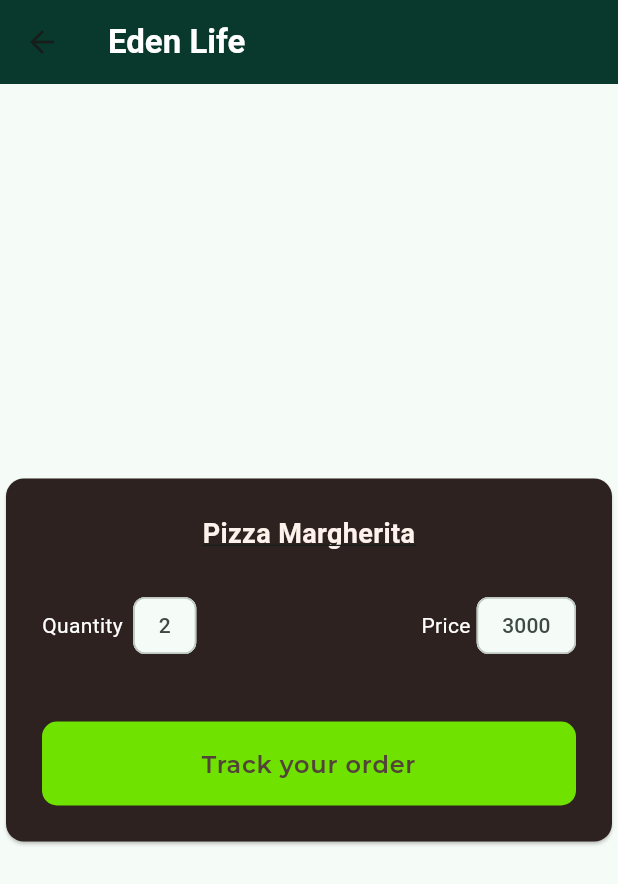
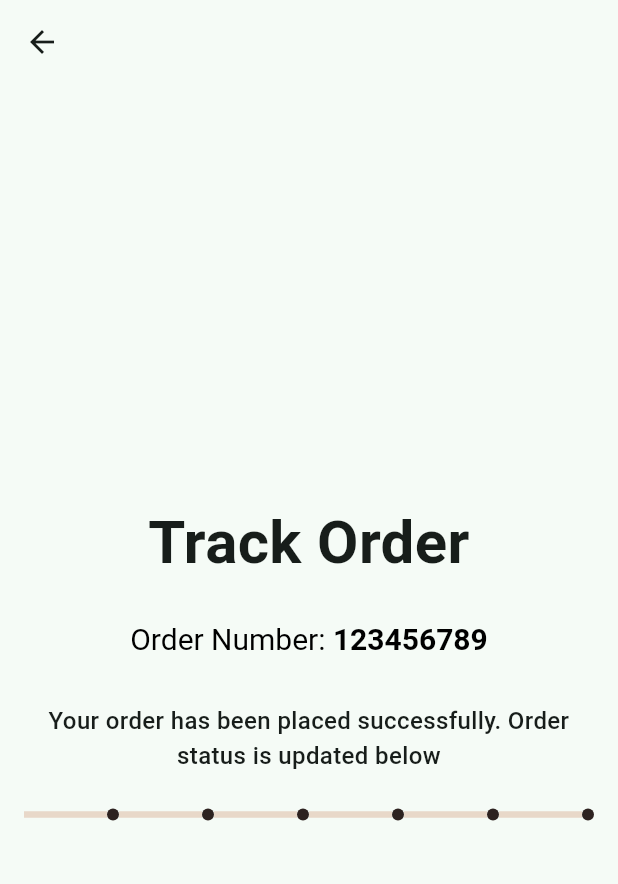
Before and after one commit to unknownaloy/eden_life_task, a Flutter app: the OrdersScreen screen opened directly, after a tap on "Track your order", on a phone screen of 412 x 824 dp. Shown: the top 884 px of the screen. Run offline on Flutter 3.47's test engine with Material 2 defaults, Android fonts, the phone set to English and light mode, and no system bars; our stand-ins replace firebase_auth, firebase_core, flutter_secure_storage, font_awesome_flutter, freezed_annotation, get_it and 2 more; missing offline and left inert: ably_flutter; accounts and stored records are empty; network calls fail.

Commit message:
feat: Implement order tracking

```diff
--- a/lib/common/service/ably_service.dart
+++ b/lib/common/service/ably_service.dart
@@ -14,8 +14,6 @@ class AblyService {
     try {
       // Use ClientOptions to create Realtime or REST instance
       realtimeInstance = ably.Realtime(options: clientOptions);
-      // ably.Realtime realtime = ably.Realtime(options: clientOptions);
-      // ably.Rest rest = ably.Rest(options: clientOptions);
 
       realtimeInstance?.connection
           .on(ably.ConnectionEvent
--- a/lib/feature/home/presentation/eden_home_screen.dart
+++ b/lib/feature/home/presentation/eden_home_screen.dart
@@ -1,4 +1,4 @@
-import 'package:eden_life_task/feature/home/presentation/order/orders_screen.dart';
+import 'package:eden_life_task/feature/home/presentation/order/screens/orders_screen.dart';
 import 'package:eden_life_task/feature/home/presentation/profile/profile_screen.dart';
 import 'package:flutter/material.dart';
 
--- /dev/null
+++ b/lib/feature/home/presentation/order/data/enum/order_status.dart
@@ -0,0 +1,13 @@
+enum OrderStatus {
+  invalidOrder(null),
+  orderPlace('ORDER PLACED'),
+  orderAccepted('ORDER ACCEPTED'),
+  orderInProgress('ORDER PICK UP IN PROGRESS'),
+  orderToCustomer('ORDER ON THE WAY TO CUSTOMER'),
+  orderArrived('ORDER ARRIVED'),
+  orderDelivered('ORDER DELIVERED');
+
+  const OrderStatus(this.status);
+
+  final String? status;
+}
--- a/lib/feature/home/presentation/order/order_view_model.dart
+++ b/lib/feature/home/presentation/order/order_view_model.dart
@@ -1,9 +1,11 @@
-import 'package:eden_life_task/feature/home/presentation/order/model/order_model/order_model.dart';
+import 'package:eden_life_task/feature/home/presentation/order/data/enum/order_status.dart';
+import 'package:eden_life_task/feature/home/presentation/order/data/model/order_model/order_model.dart';
 import 'package:flutter/cupertino.dart';
+import 'package:ably_flutter/ably_flutter.dart' as ably;
 
 class OrderViewModel extends ChangeNotifier {
   final _order = OrderModel(
-    id: '1',
+    id: '123456789',
     date: DateTime.now(),
     item: 'Pizza Margherita',
     quantity: 2,
@@ -11,4 +13,70 @@ class OrderViewModel extends ChangeNotifier {
   );
 
   OrderModel get order => _order;
+
+  ably.Realtime? _realtimeInstance;
+  ably.RealtimeChannel? _chatChannel;
+
+  List<OrderStatus> _orders = [];
+  List<OrderStatus> get orders => _orders;
+
+  String? _message;
+  String? get message => _message;
+
+  Future<void> initializeAbly() async {
+    // Create an instance of ClientOptions with Ably key
+    final clientOptions = ably.ClientOptions(
+      key: '1NXZvQ.OdX4Ig:j1uTkyaFn777lzj6zlFUtsgvG35x_wasFm7I3wpgTdg',
+    );
+
+    try {
+      // Use ClientOptions to create Realtime or REST instance
+      _realtimeInstance = ably.Realtime(options: clientOptions);
+
+      _realtimeInstance?.connection
+          .on(ably.ConnectionEvent
+              .connected) // Any type of `ConnectionEvent` can be specified
+          .listen((ably.ConnectionStateChange stateChange) async {
+        // Connect the to the eden-order channel
+        _chatChannel = _realtimeInstance?.channels.get("eden-order");
+        _subscribeToChannels();
+      });
+    } catch (err) {
+      debugPrint("AblyService - initializeAbly -- err -> $err");
+    }
+  }
+
+  void _subscribeToChannels() {
+    var messageStream = _chatChannel?.subscribe();
+
+    messageStream?.listen((ably.Message message) {
+      OrderStatus orderOne = OrderStatus.values.firstWhere(
+        (e) => e.status == message.name,
+        orElse: () => OrderStatus.invalidOrder,
+      );
+
+      if (orderOne != OrderStatus.invalidOrder) {
+        List<OrderStatus> updatedStatusList = [];
+
+        // Loop and automatically fill up complete status
+        for (int index = 0; index < OrderStatus.values.length; index++) {
+          final status = OrderStatus.values[index];
+
+          if (status != orderOne) {
+            updatedStatusList.add(status);
+          } else {
+            break;
+          }
+        }
+
+        _orders = updatedStatusList;
+
+        if (message.data is String) {
+          _message = message.data as String?;
+        }
+
+        notifyListeners();
+      }
+    });
+  }
 }
--- a/lib/feature/home/presentation/order/orders_screen.dart
+++ /dev/null
@@ -1,114 +0,0 @@
-import 'package:eden_life_task/feature/home/presentation/order/order_view_model.dart';
-import 'package:flutter/material.dart';
-import 'package:google_fonts/google_fonts.dart';
-import 'package:provider/provider.dart';
-
-class OrdersScreen extends StatelessWidget {
-  const OrdersScreen({super.key});
-
-  @override
-  Widget build(BuildContext context) {
-    return Scaffold(
-      appBar: AppBar(
-        title: const Text(
-          "Eden Life",
-          style: TextStyle(
-            fontWeight: FontWeight.w600,
-            color: Colors.white,
-          ),
-        ),
-        backgroundColor: const Color(0xFF08392c),
-      ),
-      body: Consumer<OrderViewModel>(
-        builder: (_, model, __) => Center(
-          child: Card(
-            color: const Color(0xFF2d2220),
-            child: Padding(
-              padding: const EdgeInsets.all(24),
-              child: Column(
-                crossAxisAlignment: CrossAxisAlignment.stretch,
-                mainAxisSize: MainAxisSize.min,
-                children: [
-                  Text(
-                    model.order.item,
-                    style: const TextStyle(
-                      color: Color(0xFFfff2ec),
-                      fontSize: 18,
-                      fontWeight: FontWeight.w600,
-                      decoration: TextDecoration.underline,
-                    ),
-
-                    textAlign: TextAlign.center,
-                  ),
-
-                  const SizedBox(height: 24,),
-
-                  Row(
-                    mainAxisAlignment: MainAxisAlignment.spaceBetween,
-                    children: [
-                      Row(
-                        mainAxisSize: MainAxisSize.min,
-                        children: [
-                          const Text("Quantity", style: TextStyle(
-                            color: Colors.white,
-                          ),),
-                          const SizedBox(width: 4,),
-                          Chip(label: Text(model.order.quantity.toString())),
-                        ],
-                      ),
-
-                      Row(
-                        mainAxisSize: MainAxisSize.min,
-                        children: [
-                          const Text("Price", style: TextStyle(
-                            color: Colors.white,
-                          ),),
-                          const SizedBox(width: 4,),
-                          Chip(label: Text(model.order.price.toString())),
-                        ],
-                      ),
-                    ],
-                  ),
-
-                  const SizedBox(height: 40,),
-
-
-                  TextButton(
-                    onPressed: () {},
-                    style: ButtonStyle(
-                      backgroundColor: MaterialStateProperty.all(
-                        const Color(0xFF6fe200),
-                      ),
-                      shape: MaterialStateProperty.all(
-                        const RoundedRectangleBorder(
-                          borderRadius: BorderRadius.all(
-                            Radius.circular(10),
-                          ),
-                        ),
-                      ),
-                      padding: MaterialStateProperty.all(
-                        const EdgeInsets.symmetric(
-                          vertical: 16,
-                        ),
-                      ),
-                    ),
-                    child: Text(
-                      "Track your order",
-                      textAlign: TextAlign.center,
-                      style: GoogleFonts.montserrat(
-                        textStyle: Theme.of(context).textTheme.bodyLarge,
-                        fontSize: 16,
-                        fontWeight: FontWeight.w600,
-                        color: const Color(0xFF524439),
-                      ),
-                    ),
-                  )
-                ],
-              ),
-            ),
-          ),
-        ),
-      ),
-    );
-  }
-}
--- /dev/null
+++ b/lib/feature/home/presentation/order/screens/orders_screen.dart
@@ -0,0 +1,136 @@
+import 'package:eden_life_task/feature/home/presentation/order/order_view_model.dart';
+import 'package:eden_life_task/feature/home/presentation/order/screens/track_order_screen.dart';
+import 'package:flutter/material.dart';
+import 'package:google_fonts/google_fonts.dart';
+import 'package:provider/provider.dart';
+
+class OrdersScreen extends StatelessWidget {
+  const OrdersScreen({super.key});
+
+  @override
+  Widget build(BuildContext context) {
+    return ChangeNotifierProvider(
+      create: (_) => OrderViewModel()..initializeAbly(),
+      child: Scaffold(
+        appBar: AppBar(
+          title: const Text(
+            "Eden Life",
+            style: TextStyle(
+              fontWeight: FontWeight.w600,
+              color: Colors.white,
+            ),
+          ),
+          backgroundColor: const Color(0xFF08392c),
+        ),
+        body: Consumer<OrderViewModel>(
+          builder: (_, model, __) => Center(
+            child: Card(
+              color: const Color(0xFF2d2220),
+              child: Padding(
+                padding: const EdgeInsets.all(24),
+                child: Column(
+                  crossAxisAlignment: CrossAxisAlignment.stretch,
+                  mainAxisSize: MainAxisSize.min,
+                  children: [
+                    Text(
+                      model.order.item,
+                      style: const TextStyle(
+                        color: Color(0xFFfff2ec),
+                        fontSize: 18,
+                        fontWeight: FontWeight.w600,
+                        decoration: TextDecoration.underline,
+                      ),
+                      textAlign: TextAlign.center,
+                    ),
+                    const SizedBox(
+                      height: 24,
+                    ),
+                    Row(
+                      mainAxisAlignment: MainAxisAlignment.spaceBetween,
+                      children: [
+                        Row(
+                          mainAxisSize: MainAxisSize.min,
+                          children: [
+                            const Text(
+                              "Quantity",
+                              style: TextStyle(
+                                color: Colors.white,
+                              ),
+                            ),
+                            const SizedBox(
+                              width: 4,
+                            ),
+                            Chip(label: Text(model.order.quantity.toString())),
+                          ],
+                        ),
+                        Row(
+                          mainAxisSize: MainAxisSize.min,
+                          children: [
+                            const Text(
+                              "Price",
+                              style: TextStyle(
+                                color: Colors.white,
+                              ),
+                            ),
+                            const SizedBox(
+                              width: 4,
+                            ),
+                            Chip(label: Text(model.order.price.toString())),
+                          ],
+                        ),
+                      ],
+                    ),
+                    const SizedBox(
+                      height: 40,
+                    ),
+                    TextButton(
+                      onPressed: () {
+                        Navigator.of(context).push(
+                          MaterialPageRoute(
+                            builder: (_) => ChangeNotifierProvider.value(
+                              value: model,
+                              builder: (_, __) => TrackOrderScreen(
+                                order: model.order,
+                              ),
+                            ),
+                          ),
+                        );
+                      },
+                      style: ButtonStyle(
+                        backgroundColor: MaterialStateProperty.all(
+                          const Color(0xFF6fe200),
+                        ),
+                        shape: MaterialStateProperty.all(
+                          const RoundedRectangleBorder(
+                            borderRadius: BorderRadius.all(
+                              Radius.circular(10),
+                            ),
+                          ),
+                        ),
+                        padding: MaterialStateProperty.all(
+                          const EdgeInsets.symmetric(
+                            vertical: 16,
+                          ),
+                        ),
+                      ),
+                      child: Text(
+                        "Track your order",
+                        textAlign: TextAlign.center,
+                        style: GoogleFonts.montserrat(
+                          textStyle: Theme.of(context).textTheme.bodyLarge,
+                          fontSize: 16,
+                          fontWeight: FontWeight.w600,
+                          color: const Color(0xFF524439),
+                        ),
+                      ),
+                    )
+                  ],
+                ),
+              ),
+            ),
+          ),
+        ),
+      ),
+    );
+  }
+}
--- /dev/null
+++ b/lib/feature/home/presentation/order/screens/track_order_screen.dart
@@ -0,0 +1,173 @@
+import 'package:eden_life_task/feature/home/presentation/order/data/model/order_model/order_model.dart';
+import 'package:eden_life_task/feature/home/presentation/order/order_view_model.dart';
+import 'package:flutter/material.dart';
+import 'package:provider/provider.dart';
+
+class TrackOrderScreen extends StatefulWidget {
+  const TrackOrderScreen({
+    super.key,
+    required this.order,
+  });
+
+  final OrderModel order;
+
+  @override
+  State<TrackOrderScreen> createState() => _TrackOrderScreenState();
+}
+
+class _TrackOrderScreenState extends State<TrackOrderScreen>
+    with SingleTickerProviderStateMixin {
+  late final AnimationController _animationController;
+  late final Animation<double> _animation;
+
+  @override
+  void initState() {
+    super.initState();
+
+    _animationController = AnimationController(
+      vsync: this,
+      duration: const Duration(milliseconds: 500),
+    );
+
+    _animation = Tween(begin: 0.0, end: 1.0).animate(
+      CurvedAnimation(
+        parent: _animationController,
+        curve: Curves.easeIn,
+      ),
+    );
+
+    _animationController.forward();
+  }
+
+  @override
+  void dispose() {
+    _animationController.dispose();
+
+    super.dispose();
+  }
+
+  @override
+  Widget build(BuildContext context) {
+    return Scaffold(
+      appBar: AppBar(),
+      body: Center(
+        child: SingleChildScrollView(
+          padding: const EdgeInsets.symmetric(
+            vertical: 24,
+            horizontal: 16,
+          ),
+          child: Column(
+            crossAxisAlignment: CrossAxisAlignment.stretch,
+            children: [
+              const Text(
+                "Track Order",
+                style: TextStyle(
+                  fontSize: 40,
+                  fontWeight: FontWeight.w700,
+                ),
+                textAlign: TextAlign.center,
+              ),
+              const SizedBox(
+                height: 24,
+              ),
+              RichText(
+                text: TextSpan(
+                  text: 'Order Number: ',
+                  style: const TextStyle(
+                    color: Colors.black,
+                    fontSize: 20,
+                  ),
+                  children: <TextSpan>[
+                    TextSpan(
+                      text: widget.order.id,
+                      style: const TextStyle(
+                        fontWeight: FontWeight.w700,
+                      ),
+                    ),
+                  ],
+                ),
+                textAlign: TextAlign.center,
+              ),
+              const SizedBox(
+                height: 32,
+              ),
+              const Text(
+                "Your order has been placed successfully. Order status is updated below",
+                style: TextStyle(
+                  fontSize: 16,
+                  fontWeight: FontWeight.w500,
+                ),
+                textAlign: TextAlign.center,
+              ),
+              const SizedBox(
+                height: 24,
+              ),
+              Consumer<OrderViewModel>(
+                builder: (_, model, __) => Column(
+                  crossAxisAlignment: CrossAxisAlignment.stretch,
+                  mainAxisSize: MainAxisSize.min,
+                  children: [
+                    Container(
+                      alignment: Alignment.center,
+                      child: AnimatedBuilder(
+                        animation: _animationController,
+                        builder: (context, child) => Row(
+                          children: List.generate(
+                            6,
+                            (index) => Expanded(
+                              child: Row(
+                                children: [
+                                  Expanded(
+                                    child: SizedBox(
+                                      height: 4,
+                                      child: LinearProgressIndicator(
+                                        value: index + 1 == model.orders.length
+                                            ? _animation.value
+                                            : 1,
+                                        backgroundColor:
+                                            const Color(0xFFe8d8c9),
+                                        color: index + 1 <= model.orders.length
+                                            ? const Color(0xFF6be600)
+                                            : const Color(0xFFe8d8c9),
+                                      ),
+                                    ),
+                                  ),
+                                  Container(
+                                    width: 8,
+                                    height: 8,
+                                    decoration: BoxDecoration(
+                                      shape: BoxShape.circle,
+                                      color: index + 1 <= model.orders.length
+                                          ? const Color(0xFF0c4c3b)
+                                          : const Color(0xFF2d2220),
+                                    ),
+                                  ),
+                                ],
+                              ),
+                            ),
+                          ).toList(),
+                        ),
+                      ),
+                    ),
+                    if (model.message != null) ...[
+                      const SizedBox(
+                        height: 16,
+                      ),
+                      Text(
+                        model.message!,
+                        style: const TextStyle(
+                          fontSize: 16,
+                          fontWeight: FontWeight.w500,
+                        ),
+                      ),
+                    ]
+                  ],
+                ),
+              ),
+            ],
+          ),
+        ),
+      ),
+    );
+  }
+}
--- a/lib/feature/login/presentation/login_view_model.dart
+++ b/lib/feature/login/presentation/login_view_model.dart
@@ -31,6 +31,7 @@ class LoginViewModel extends ChangeNotifier {
   Future<void> getEdenUser() async {
     try {
       _edenUser = await _storageService.getEdenUser();
+      notifyListeners();
     } catch (err) {
       debugPrint("Something went wrong");
     }
--- a/lib/main.dart
+++ b/lib/main.dart
@@ -1,4 +1,3 @@
-import 'package:eden_life_task/common/service/ably_service.dart';
 import 'package:eden_life_task/common/service/storage_service.dart';
 import 'package:eden_life_task/feature/home/presentation/eden_home_screen.dart';
 import 'package:eden_life_task/feature/home/presentation/order/order_view_model.dart';
@@ -36,14 +35,7 @@ class MyApp extends StatelessWidget {
   // This widget is the root of your application.
   @override
   Widget build(BuildContext context) {
-    return MultiProvider(
-      providers: [
-        ChangeNotifierProvider(
-          create: (_) => OrderViewModel(),
-          child: const MyApp(),
-        ),
-      ],
-      child: Consumer<LoginViewModel>(
+    return  Consumer<LoginViewModel>(
       builder: (_, model, __) => MaterialApp(
         title: 'Eden Life Task',
         debugShowCheckedModeBanner: false,
@@ -57,7 +49,6 @@ class MyApp extends StatelessWidget {
             ? const EdenHomeScreen()
             : const LoginScreen(),
       ),
-      ),
     );
   }
 }
```
Also changed, not shown: lib/feature/home/presentation/order/data/model/order_model/order_model.dart (renamed from lib/feature/home/presentation/order/model/order_model/order_model.dart), lib/feature/home/presentation/order/data/model/order_model/order_model.freezed.dart (renamed from lib/feature/home/presentation/order/model/order_model/order_model.freezed.dart), lib/feature/home/presentation/order/data/model/order_model/order_model.g.dart (renamed from lib/feature/home/presentation/order/model/order_model/order_model.g.dart). Lines whose indentation alone changed are shown as unchanged.
